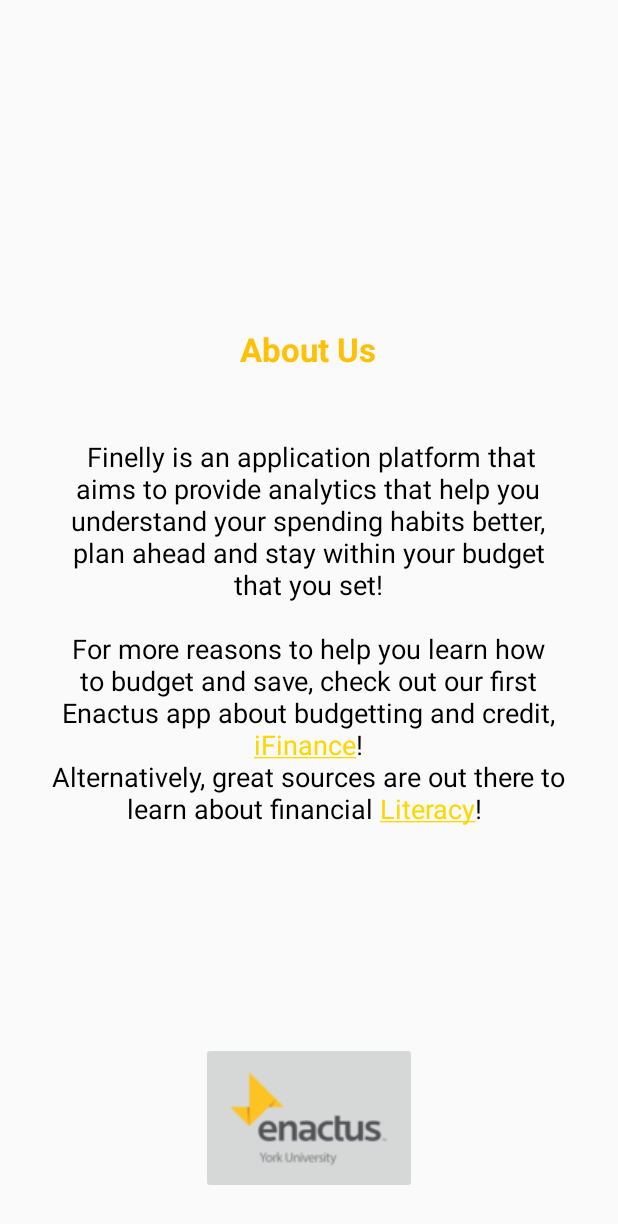
After one commit to sobotadom/Enactus, an Android app: the About screen opened directly, with no data from a screen before it, on a phone screen of 412 x 824 dp. The commit adds this screen. Shown: the top 1224 px of the screen. Run offline under Robolectric (Android 15) with nearby library versions, the phone set to English and light mode, and no system bars.

Commit message:
put in about page

```diff
--- a/app/src/main/AndroidManifest.xml
+++ b/app/src/main/AndroidManifest.xml
@@ -4,9 +4,9 @@
 
     <application
         android:allowBackup="true"
-        android:icon="@mipmap/ic_launcher"
+        android:icon="@drawable/icon"
         android:label="@string/app_name"
-        android:roundIcon="@mipmap/ic_launcher_round"
+        android:roundIcon="@drawable/iconresize"
         android:supportsRtl="true"
         android:theme="@style/AppTheme">
         <activity
@@ -19,6 +19,8 @@
                 <category android:name="android.intent.category.LAUNCHER" />
             </intent-filter>
         </activity>
+
+        <activity android:name=".About"> </activity>
 
         <receiver android:name=".Notification_Reciever"  android:exported="true">
             <intent-filter>
--- /dev/null
+++ b/app/src/main/java/enactus/budget/enactus/About.java
@@ -0,0 +1,40 @@
+package enactus.budget.enactus;
+
+import android.app.Activity;
+import android.content.Intent;
+import android.net.Uri;
+import android.os.Bundle;
+import android.text.method.LinkMovementMethod;
+import android.view.View;
+import android.widget.ImageButton;
+import android.widget.TextView;
+
+
+
+/**
+ * Created by Daniel on 2/23/2018.
+ */
+
+public class About extends Activity {
+
+    @Override
+    protected void onCreate(Bundle savedInstanceState) {
+        super.onCreate(savedInstanceState);
+        setContentView(R.layout.about_page);
+
+        TextView t1 = (TextView) findViewById(R.id.aboutDescription);
+        t1.setMovementMethod(LinkMovementMethod.getInstance());
+
+        ImageButton enactusButton =  findViewById(R.id.enactusButton);
+        enactusButton.setOnClickListener(new View.OnClickListener() {
+            @Override
+            public void onClick(View view) {
+                Intent webLink = new Intent(Intent.ACTION_VIEW);
+                webLink.setData(Uri.parse("http://www.enactusyorku.ca/"));
+                startActivity(webLink);
+            }
+        });
+    }
+
+
+}
--- a/app/src/main/java/enactus/budget/enactus/MainActivity.java
+++ b/app/src/main/java/enactus/budget/enactus/MainActivity.java
@@ -1102,6 +1102,10 @@ public class MainActivity extends AppCompatActivity {
 
             return true;
         }
+        else if( id == R.id.about){
+            Intent intentAbout = new Intent(MainActivity.this, About.class);
+            startActivity(intentAbout);
+        }
 
         return super.onOptionsItemSelected(item);
     }
--- /dev/null
+++ b/app/src/main/res/layout/about_page.xml
@@ -0,0 +1,55 @@
+<?xml version="1.0" encoding="utf-8"?>
+<android.support.constraint.ConstraintLayout
+    xmlns:android="http://schemas.android.com/apk/res/android"
+    xmlns:app="http://schemas.android.com/apk/res-auto"
+    xmlns:tools="http://schemas.android.com/tools"
+    android:layout_width="match_parent"
+    android:layout_height="match_parent">
+
+    <TextView
+        android:id="@+id/aboutTitle"
+        android:layout_width="100dp"
+        android:layout_height="30dp"
+        android:layout_marginBottom="576dp"
+        android:text="@string/about"
+        android:textAlignment="center"
+        android:textColor="@color/colorPrimary"
+        android:textSize="22sp"
+        android:textStyle="bold"
+
+        app:layout_constraintBottom_toBottomOf="parent"
+        app:layout_constraintHorizontal_bias="0.498"
+        app:layout_constraintLeft_toLeftOf="parent"
+        app:layout_constraintRight_toRightOf="parent" />
+
+    <TextView
+        android:id="@+id/aboutDescription"
+        android:layout_width="344dp"
+        android:layout_height="352dp"
+        android:layout_marginBottom="180dp"
+        android:text="@string/about_description"
+        android:textAlignment="center"
+        android:textColor="@color/black"
+        android:textSize="18sp"
+        app:layout_constraintBottom_toBottomOf="parent"
+        app:layout_constraintHorizontal_bias="0.492"
+        app:layout_constraintLeft_toLeftOf="parent"
+        app:layout_constraintRight_toRightOf="parent" />
+
+
+    <ImageButton
+        android:id="@+id/enactusButton"
+        android:layout_width="wrap_content"
+        android:layout_height="wrap_content"
+        android:layout_marginBottom="28dp"
+        android:layout_marginEnd="8dp"
+        android:layout_marginStart="8dp"
+        android:contentDescription="Go to Enactus site"
+        android:src="@drawable/logo"
+        android:visibility="visible"
+        app:layout_constraintBottom_toBottomOf="parent"
+        app:layout_constraintEnd_toEndOf="parent"
+        app:layout_constraintStart_toStartOf="parent" />
+
+
+</android.support.constraint.ConstraintLayout>
--- a/app/src/main/res/menu/menu_main.xml
+++ b/app/src/main/res/menu/menu_main.xml
@@ -2,9 +2,12 @@
     xmlns:app="http://schemas.android.com/apk/res-auto"
     xmlns:tools="http://schemas.android.com/tools"
     tools:context="enactus.budget.enactus.MainActivity">
+    <item android:title="@string/about" app:showAsAction="never" android:orderInCategory="100" android:id="@+id/about"/>
+
     <item
         android:id="@+id/clear"
-        android:orderInCategory="100"
+        android:orderInCategory="101"
         android:title="Clear App"
         app:showAsAction="never" />
+
 </menu>
--- a/app/src/main/res/values/colors.xml
+++ b/app/src/main/res/values/colors.xml
@@ -3,4 +3,5 @@
     <color name="colorPrimary">#ffc107</color>
     <color name="colorPrimaryDark">#ffa000</color>
     <color name="colorAccent">#ffd600</color>
+    <color name="black">#000000</color>
 </resources>
--- a/app/src/main/res/values/strings.xml
+++ b/app/src/main/res/values/strings.xml
@@ -1,11 +1,18 @@
 <resources>
-    <string name="app_name">Enactus</string>
+    <string name="app_name">Finely</string>
     <string name="action_settings">Settings</string>
     <string name="defaultExpense" >Enter Expense here</string>
     <string name="add">Add</string>
     <string name="enter">Enter Expense</string>
     <string name="channel_name">Channel</string>
     <string name="channel_info">NOTIF</string>
+    <string name="about">About Us</string>
+
+
+    <string name="about_description">
+    Finelly is an application platform that aims to provide analytics that help you understand your spending habits better, plan ahead and stay within your budget that you set!\n\nFor more reasons to help you learn how to budget and save, check out our first Enactus app about budgetting and credit,
+    <a href="https://play.google.com/store/apps/details?id=com.enactus.ifinance&amp;hl=en">iFinance</a>!\nAlternatively, great sources are out there to learn about financial <a href="https://www.canada.ca/en/financial-consumer-agency/services/financial-basics.html">Literacy</a>!
+    </string>
     <string-array name="categories">
         <item>Select Category</item>
         <item>Misc.</item>
```
Also changed, not shown: app/src/main/res/drawable/icon.png (added), app/src/main/res/drawable/iconresize.png (added), app/src/main/res/drawable/logo.png (added).
